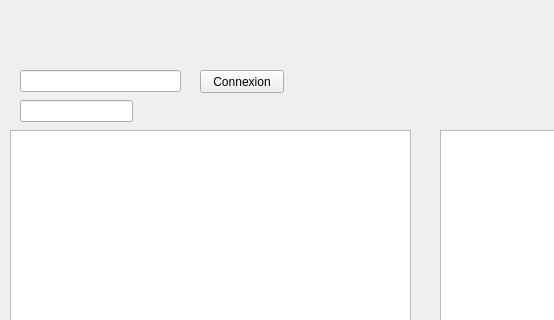
Old version of the form Documentation/Realisation/Code_Source/importation_photos/interfaceimport.ui in the repository lguerriau/ballonstratospherique; both pictures show x 0 to 554 and y 0 to 320 of the 800 by 600 pixel window.
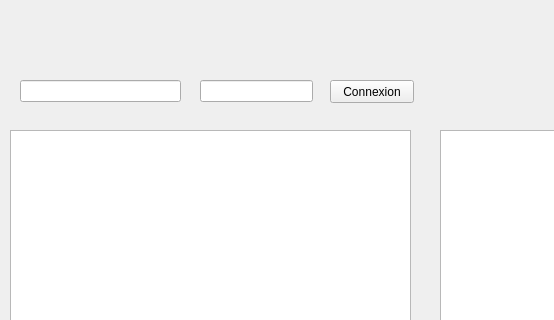
New version of the form.

```diff
--- a/Documentation/Realisation/Code_Source/importation_photos/interfaceimport.ui
+++ b/Documentation/Realisation/Code_Source/importation_photos/interfaceimport.ui
@@ -16,8 +16,8 @@
   <widget class="QPushButton" name="boutonConnexion">
    <property name="geometry">
     <rect>
-     <x>200</x>
-     <y>70</y>
+     <x>330</x>
+     <y>80</y>
      <width>84</width>
      <height>23</height>
     </rect>
@@ -30,7 +30,7 @@
    <property name="geometry">
     <rect>
      <x>20</x>
-     <y>70</y>
+     <y>80</y>
      <width>161</width>
      <height>22</height>
     </rect>
@@ -82,8 +82,8 @@
   <widget class="QLineEdit" name="champMdp">
    <property name="geometry">
     <rect>
-     <x>20</x>
-     <y>100</y>
+     <x>200</x>
+     <y>80</y>
      <width>113</width>
      <height>22</height>
     </rect>
```
Left out of the diff: 2 changed lines with no effect on the pictures.
